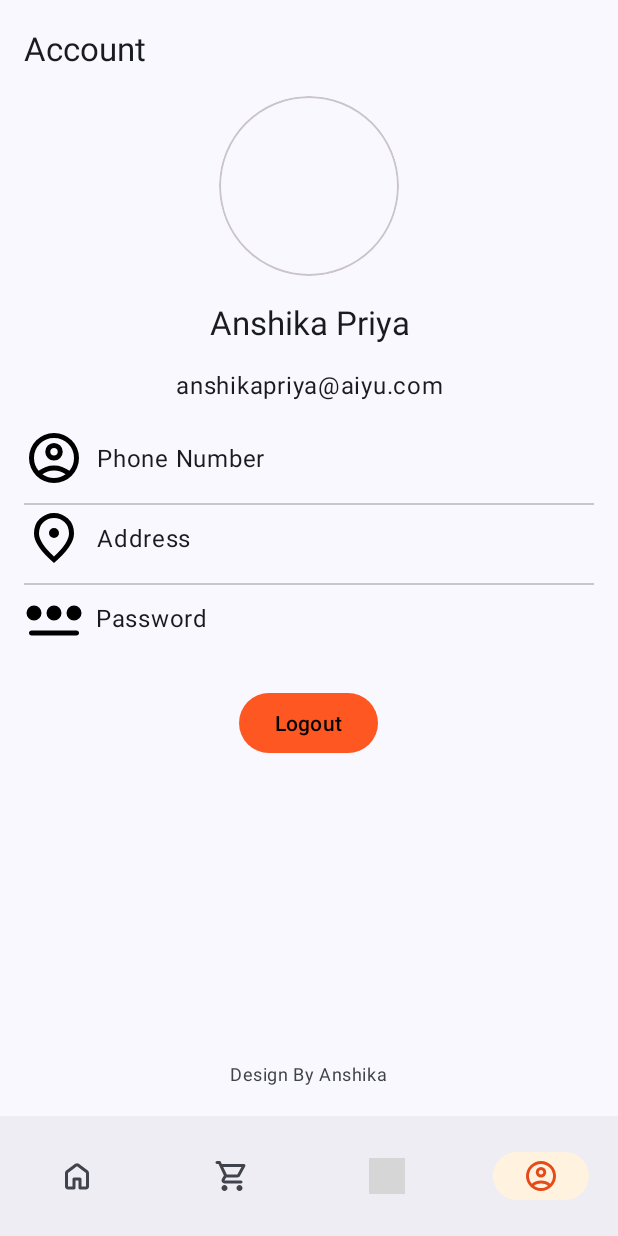
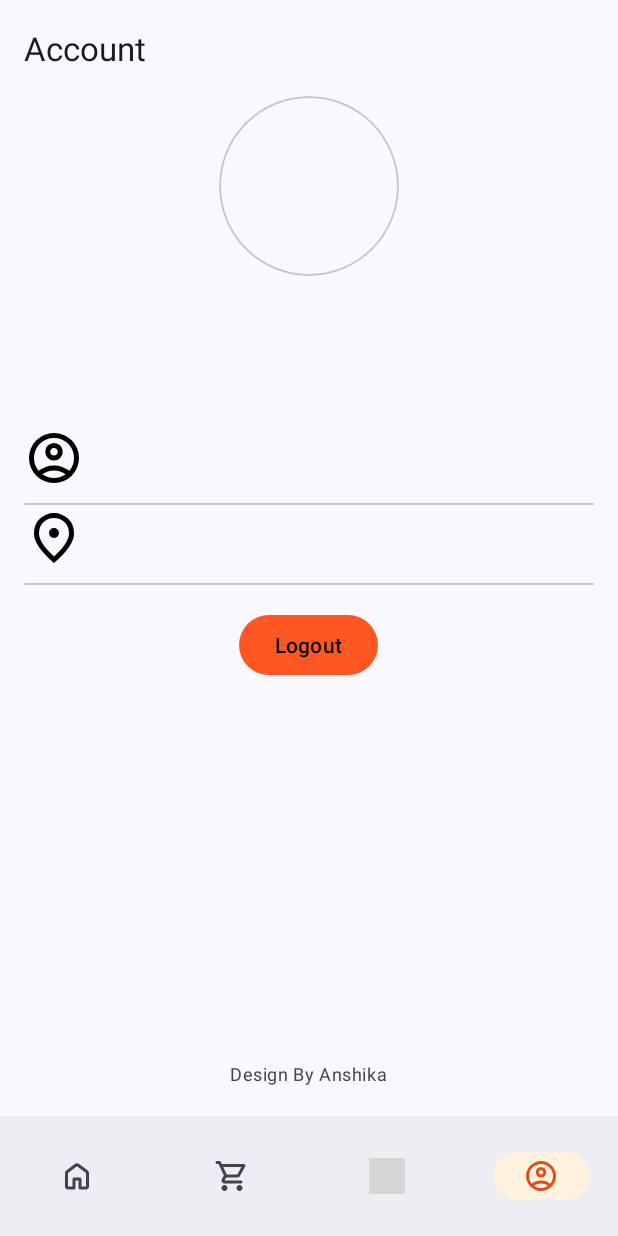
Before and after one commit to anshika1501/BiteBuddy, an Android app: the ProfileFragment screen opened through its navigation route, on a phone screen of 412 x 824 dp. Run offline under Robolectric (Android 15) with nearby library versions, the phone set to English and light mode, and no system bars; our stand-ins replace Dagger/Hilt's generated code, Firebase (no records; nobody signed in at launch, a user with empty details on screens opened directly), navigation-ui; 5 statements that could not run were skipped; grey boxes are pictures that could not be loaded.

Commit message:
Add Glide for image loading; implement user retrieval and logout in ProfileViewModel; update ProfileFragment to display user data

```diff
--- a/app/build.gradle.kts
+++ b/app/build.gradle.kts
@@ -59,6 +59,8 @@ dependencies {
     implementation(libs.credentials.play.services.auth)
     implementation(libs.googleid)
     implementation(libs.firebase.firestore)
+
+    implementation(libs.glide)
 }
 
 kapt {
--- a/app/src/main/res/layout/fragment_profile.xml
+++ b/app/src/main/res/layout/fragment_profile.xml
@@ -41,7 +41,7 @@
         android:layout_marginHorizontal="@dimen/grid_1"
         android:layout_marginTop="@dimen/grid_1"
         android:padding="@dimen/grid_1"
-        android:text="Anshika Priya"
+        tools:text="Anshika Priya"
         android:textAlignment="center" />
 
     <TextView
@@ -52,7 +52,7 @@
         android:layout_below="@+id/text_view_user_name"
         android:layout_marginHorizontal="@dimen/grid_1"
         android:padding="@dimen/grid_1"
-        android:text="anshikapriya@aiyu.com"
+        tools:text="anshikapriya@aiyu.com"
         android:textAlignment="center" />
 
 
@@ -78,12 +78,13 @@
                 android:src="@drawable/rounded_account_circle_24" />
 
             <TextView
+                android:id="@+id/text_view_phone_number"
                 style="?attr/textAppearanceBody1"
                 android:layout_width="wrap_content"
                 android:layout_height="wrap_content"
                 android:layout_marginStart="@dimen/grid_1"
                 android:gravity="center"
-                android:text="Phone Number" />
+                tools:text="Phone Number" />
         </LinearLayout>
 
         <com.google.android.material.divider.MaterialDivider
@@ -103,38 +104,19 @@
                 android:src="@drawable/rounded_location_on_24" />
 
             <TextView
+                android:id="@+id/text_view_address"
                 style="?attr/textAppearanceBody1"
                 android:layout_width="wrap_content"
                 android:layout_height="wrap_content"
                 android:layout_marginStart="@dimen/grid_1"
                 android:gravity="center"
-                android:text="Address" />
+                tools:text="Address" />
         </LinearLayout>
 
         <com.google.android.material.divider.MaterialDivider
             android:layout_width="match_parent"
             android:layout_height="wrap_content" />
 
-        <LinearLayout
-            android:layout_width="match_parent"
-            android:layout_height="wrap_content"
-            android:layout_marginBottom="@dimen/grid_1"
-            android:gravity="center_vertical"
-            android:orientation="horizontal">
-
-            <ImageView
-                android:layout_width="40dp"
-                android:layout_height="44dp"
-                android:src="@drawable/rounded_password_2_24" />
-
-            <TextView
-                style="?attr/textAppearanceBody1"
-                android:layout_width="wrap_content"
-                android:layout_height="wrap_content"
-                android:layout_marginStart="@dimen/grid_1"
-                android:gravity="center"
-                android:text="Password" />
-        </LinearLayout>
     </LinearLayout>
 
     <Button
--- a/gradle/libs.versions.toml
+++ b/gradle/libs.versions.toml
@@ -1,5 +1,6 @@
 [versions]
 agp = "8.8.0"
+glide = "4.16.0"
 hiltAndroid = "2.56"
 junit = "4.13.2"
 junitVersion = "1.2.1"
@@ -20,6 +21,7 @@ playServicesAuth = "21.3.0"
 googleAndroidLibrariesMapsplatformSecretsGradlePlugin = "2.0.1"
 
 [libraries]
+glide = { module = "com.github.bumptech.glide:glide", version.ref = "glide" }
 hilt-android = { module = "com.google.dagger:hilt-android", version.ref = "hiltAndroid" }
 hilt-android-compiler = { module = "com.google.dagger:hilt-android-compiler", version.ref = "hiltAndroid" }
 hilt-android-gradle-plugin = { module = "com.google.dagger:hilt-android-gradle-plugin", version.ref = "hiltAndroid" }
```
Also changed, not shown: app/src/main/java/com/anshu/bitebuddy/core/database/interaction/FirebaseInteraction.java (+28 -11 lines), app/src/main/java/com/anshu/bitebuddy/ui/fragments/profile/ProfileFragment.java (+30 -3 lines), app/src/main/java/com/anshu/bitebuddy/ui/fragments/profile/ProfileViewModel.java (added, +36 -0 lines).
